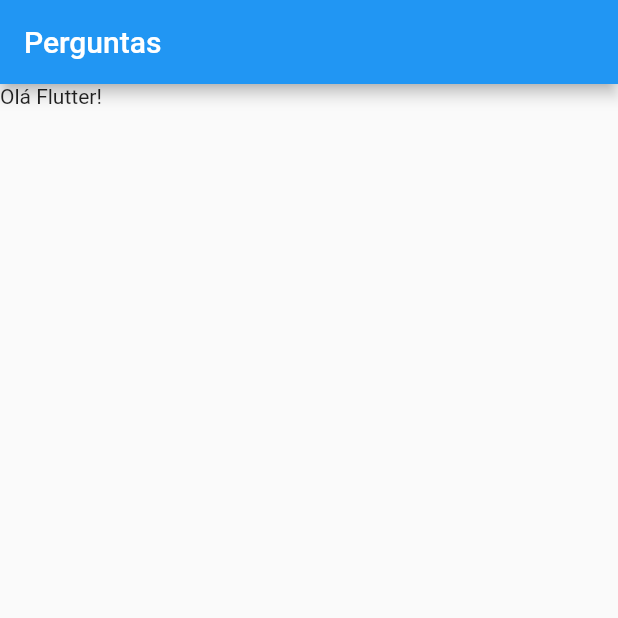
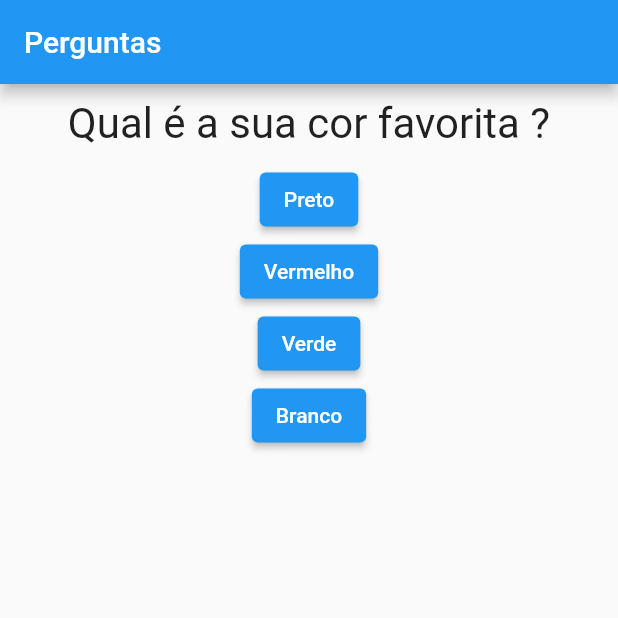
Before and after one commit to sergiomnds/flutter-projeto-perguntas, a Flutter app: the screen it shows after launch, on a phone screen of 412 x 824 dp, the top half of it. Run offline on Flutter 3.47's test engine with Material 2 defaults, Android fonts, the phone set to English and light mode, and no system bars.

Commit message:
Maps e quebrando codigo em partes menores

```diff
--- a/lib/main.dart
+++ b/lib/main.dart
@@ -1,19 +1,85 @@
 import 'package:flutter/material.dart';
+import './questionario.dart';
+import './resultado.dart';
 
 main() => runApp(const PerguntaApp());
 
-class PerguntaApp extends StatelessWidget {
-  const PerguntaApp({super.key});
+class _PerguntaAppState extends State<PerguntaApp> {
+  var _perguntaSelecionada = 0;
+  final _perguntas = const [
+    {
+      'texto': 'Qual é a sua cor favorita ?',
+      'respostas': [
+        {'texto': 'Preto', 'nota': 10},
+        {'texto': 'Vermelho', 'nota': 5},
+        {'texto': 'Verde', 'nota': 3},
+        {'texto': 'Branco', 'nota': 1},
+      ],
+    },
+    {
+      'texto': 'Qual é o seu animal favorito?',
+      'respostas': [
+        {'texto': 'Coelho', 'nota': 10},
+        {'texto': 'Cobra', 'nota': 5},
+        {'texto': 'Elefante', 'nota': 3},
+        {'texto': 'Leão', 'nota': 1},
+      ],
+    },
+    {
+      'texto': 'Qual é o seu instrutor favorito?',
+      'respostas': [
+        {'texto': 'Maria', 'nota': 10},
+        {'texto': 'João', 'nota': 5},
+        {'texto': 'Leo', 'nota': 3},
+        {'texto': 'Pedro', 'nota': 1},
+      ],
+    },
+  ];
+
+  bool get temPerguntaSelecionada {
+    return _perguntaSelecionada < _perguntas.length;
+  }
+
+  void _responder() {
+    if (temPerguntaSelecionada) {
+      setState(() {
+        _perguntaSelecionada++;
+      });
+    }
+  }
 
   @override
   Widget build(BuildContext context) {
+    /*for (String textoResp in respostas) {
+     widgets.add(Resposta(textoResp, _responder));
+    }*/
+
     return MaterialApp(
       home: Scaffold(
           appBar: AppBar(
             title: const Text('Perguntas'),
           ),
-        body: const Text('Olá Flutter!'),
-      ),
+          body: temPerguntaSelecionada
+              ? Questionario(
+                  perguntas: _perguntas,
+                  perguntaSelecionada: _perguntaSelecionada,
+                  quandoResponder: _responder)
+              : const Resultado()),
     );
   }
 }
+
+class PerguntaApp extends StatefulWidget {
+  const PerguntaApp({super.key});
+
+  @override
+  _PerguntaAppState createState() {
+    return _PerguntaAppState();
+  }
+
+  /*void Function() funcaoQueRetornaUmaOutraFuncao() {
+    return () {
+      print('Pergunta respondida #02!');
+    };
+  }*/
+}
--- /dev/null
+++ b/lib/questao.dart
@@ -0,0 +1,20 @@
+import 'package:flutter/material.dart';
+
+class Questao extends StatelessWidget {
+  final String texto;
+
+  const Questao(this.texto, {super.key});
+
+  @override
+  Widget build(BuildContext context) {
+    return Container(
+      width: double.infinity,
+      margin: const EdgeInsets.all(10),
+      child: Text(
+        texto,
+        style: const TextStyle(fontSize: 28),
+        textAlign: TextAlign.center,
+      ),
+    );
+  }
+}
--- /dev/null
+++ b/lib/questionario.dart
@@ -0,0 +1,36 @@
+import 'package:flutter/material.dart';
+import './questao.dart';
+import './resposta.dart';
+
+class Questionario extends StatelessWidget {
+  final List<Map<String, Object>> perguntas;
+  final int perguntaSelecionada;
+  final void Function() quandoResponder;
+
+  const Questionario({
+    super.key,
+    required this.perguntas,
+    required this.perguntaSelecionada,
+    required this.quandoResponder,
+  });
+
+  bool get temPerguntaSelecionada {
+    return perguntaSelecionada < perguntas.length;
+  }
+
+  @override
+  Widget build(BuildContext context) {
+    List<Map<String, Object>> respostas = temPerguntaSelecionada
+        ? perguntas[perguntaSelecionada].cast()['respostas']
+        : [];
+
+    return Column(
+      children: <Widget>[
+        Questao(perguntas[perguntaSelecionada]['texto'].toString()),
+        ...respostas
+            .map((resp) => Resposta(resp['texto'] as String, quandoResponder))
+            .toList(),
+      ],
+    );
+  }
+}
--- /dev/null
+++ b/lib/resposta.dart
@@ -0,0 +1,20 @@
+import 'package:flutter/material.dart';
+
+class Resposta extends StatelessWidget {
+  final String resposta;
+  final void Function() quandoSelecionado;
+
+  const Resposta(this.resposta, this.quandoSelecionado, {super.key});
+
+  @override
+  Widget build(BuildContext context) {
+    return ElevatedButton(
+      style: ElevatedButton.styleFrom(
+        backgroundColor: Colors.blue,
+        foregroundColor: Colors.white,
+      ),
+      onPressed: quandoSelecionado,
+      child: Text(resposta),
+    );
+  }
+}
--- /dev/null
+++ b/lib/resultado.dart
@@ -0,0 +1,15 @@
+import 'package:flutter/material.dart';
+
+class Resultado extends StatelessWidget {
+  const Resultado({super.key});
+
+  @override
+  Widget build(BuildContext context) {
+    return const Center(
+      child: Text(
+        'Parabéns',
+        style: TextStyle(fontSize: 28),
+      ),
+    );
+  }
+}
```
Lines whose indentation alone changed are shown as unchanged.
